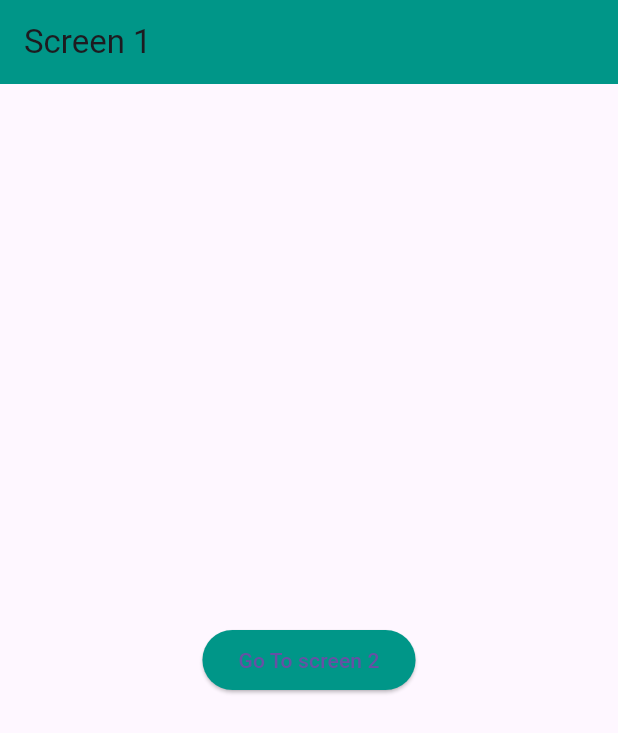
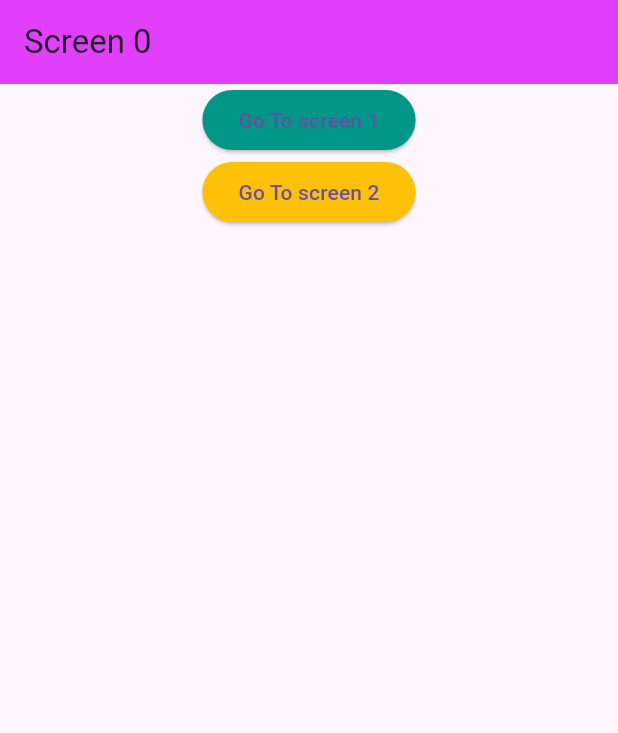
Before and after one commit to eugeneIkonya/routes, a Flutter app: the screen it shows after launch, on a phone screen of 412 x 824 dp. Shown: the top 733 px of the screen. Run offline on Flutter 3.47's test engine with Material 3 defaults, Android fonts, the phone set to English and light mode, and no system bars.

Commit message:
navigation complete

```diff
--- a/lib/main.dart
+++ b/lib/main.dart
@@ -1,5 +1,7 @@
 import 'package:flutter/material.dart';
+import 'package:routes/routes/screen0.dart';
 import 'package:routes/routes/screen1.dart';
+import 'package:routes/routes/screen2.dart';
 
 void main() {
   runApp(const MainApp());
@@ -10,8 +12,13 @@ class MainApp extends StatelessWidget {
 
   @override
   Widget build(BuildContext context) {
-    return const MaterialApp(
-      home: Screen1(),
+    return MaterialApp(
+      initialRoute: '/',
+      routes: {
+        '/': (context) => const Screen0(),
+        '/first': (context) => const Screen1(),
+        '/second': (context) => const Screen2(),
+      },
     );
   }
 }
--- /dev/null
+++ b/lib/routes/screen0.dart
@@ -0,0 +1,38 @@
+import 'package:flutter/material.dart';
+
+class Screen0 extends StatelessWidget {
+  const Screen0({super.key});
+
+  @override
+  Widget build(BuildContext context) {
+    return Scaffold(
+      appBar: AppBar(
+        backgroundColor: Colors.purpleAccent,
+        title: const Text('Screen 0'),
+      ),
+      body: Container(
+        alignment: Alignment.center,
+        child: Column(
+          children: [
+            ElevatedButton(
+              onPressed: () {
+                Navigator.pushNamed(context, '/first');
+              },
+              style: const ButtonStyle(
+                  backgroundColor: MaterialStatePropertyAll(Colors.teal)),
+              child: const Text('Go To screen 1'),
+            ),
+            ElevatedButton(
+              onPressed: () {
+                Navigator.pushNamed(context, '/second');
+              },
+              style: const ButtonStyle(
+                  backgroundColor: MaterialStatePropertyAll(Colors.amber)),
+              child: const Text('Go To screen 2'),
+            ),
+          ],
+        ),
+      ),
+    );
+  }
+}
--- a/lib/routes/screen1.dart
+++ b/lib/routes/screen1.dart
@@ -1,4 +1,5 @@
 import 'package:flutter/material.dart';
+import 'package:routes/routes/screen2.dart';
 
 class Screen1 extends StatelessWidget {
   const Screen1({super.key});
@@ -13,7 +14,11 @@ class Screen1 extends StatelessWidget {
       body: Container(
         alignment: Alignment.center,
         child: ElevatedButton(
-          onPressed: () {},
+          onPressed: () {
+            Navigator.push(context, MaterialPageRoute(builder: (context) {
+              return const Screen2();
+            }));
+          },
           style: const ButtonStyle(
               backgroundColor: MaterialStatePropertyAll(Colors.teal)),
           child: const Text('Go To screen 2'),
--- a/lib/routes/screen2.dart
+++ b/lib/routes/screen2.dart
@@ -13,7 +13,9 @@ class Screen2 extends StatelessWidget {
       body: Container(
         alignment: Alignment.center,
         child: ElevatedButton(
-          onPressed: () {},
+          onPressed: () {
+            Navigator.pop(context);
+          },
           style: const ButtonStyle(
               backgroundColor: MaterialStatePropertyAll(Colors.amber)),
           child: const Text('Go To screen 1'),
```
